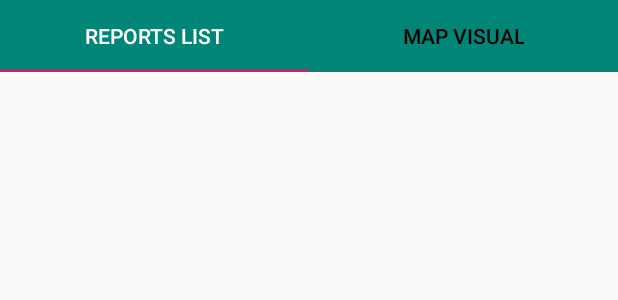
After one commit to cvchavez2/IRES10, an Android app: the layout activity_reports_view_main.xml on its own in the app's theme, with its tools: preview values and no code run, on a phone screen of 412 x 824 dp. The commit adds this screen. Shown: the top 300 px of the screen. Run offline under Robolectric (Android 15) with nearby library versions, the phone set to English and light mode, and no system bars; network calls fail.

Commit message:
added TabLayout to display a list view and a map

```diff
--- a/app/build.gradle
+++ b/app/build.gradle
@@ -22,6 +22,8 @@ dependencies {
     implementation fileTree(include: ['*.jar'], dir: 'libs')
     implementation 'com.android.support:appcompat-v7:28.0.0'
     implementation 'com.android.support.constraint:constraint-layout:1.1.3'
+    implementation 'com.android.support:design:28.0.0'
+    implementation 'com.android.support:support-v4:28.0.0'
     testImplementation 'junit:junit:4.12'
     androidTestImplementation 'com.android.support.test:runner:1.0.2'
     androidTestImplementation 'com.android.support.test.espresso:espresso-core:3.0.2'
--- a/app/src/main/AndroidManifest.xml
+++ b/app/src/main/AndroidManifest.xml
@@ -14,8 +14,9 @@
         android:supportsRtl="true"
         android:theme="@style/AppTheme"
         android:usesCleartextTraffic="true">
-        <activity android:name=".ViewMap"></activity>
-        <activity android:name=".ViewReports" />
+        <activity android:name=".ReportsViewMain"></activity>
+        <!--<activity android:name=".ViewMap" />-->
+        <!--<activity android:name=".ViewReports" />-->
         <activity android:name=".DoReport" />
         <activity android:name=".MainActivity">
             <intent-filter>
--- a/app/src/main/java/edu/utep/cs/cs4330/ires10/DoReport.java
+++ b/app/src/main/java/edu/utep/cs/cs4330/ires10/DoReport.java
@@ -87,7 +87,7 @@ public class DoReport extends AppCompatActivity implements AdapterView.OnItemSel
 //                startActivity(new Intent(this, Help.class));
                 return true;
             case R.id.viewReports:
-                startActivity(new Intent(this, ViewReports.class));
+                startActivity(new Intent(this, ReportsViewMain.class));
             default:
                 return super.onOptionsItemSelected(item);
         }
--- a/app/src/main/java/edu/utep/cs/cs4330/ires10/MyAsyncTask.java
+++ b/app/src/main/java/edu/utep/cs/cs4330/ires10/MyAsyncTask.java
@@ -25,16 +25,16 @@ public class MyAsyncTask extends AsyncTask<Object,String,String> {
                 postDataParams.put("longitude", params[2]);
                 postDataParams.put("timestamp", params[3]);
 
-                return HTTPHandler.sendPost("http://172.19.157.12:3000/alert", postDataParams);
+                return HTTPHandler.sendPost("http://172.19.156.15:3000/alert", postDataParams);
             }
             else if(params[0].equals("GET")){
                 //GET Request
-                return data = HTTPHandler.sendGet("http://172.19.157.12:3000/infrastructure");
+                return data = HTTPHandler.sendGet("http://172.19.156.15:3000/infrastructure");
             }
             else {
                 // POST Request for all other type of reports
                 JSONObject postDataParams = putInJSON(params);
-                return HTTPHandler.sendPost("http://172.19.157.12:3000/"+params[0], postDataParams);
+                return HTTPHandler.sendPost("http://172.19.156.15:3000/"+params[0], postDataParams);
             }
         } catch (Exception e) {
             return new String("Exception: " + e.getMessage());
--- /dev/null
+++ b/app/src/main/res/layout/activity_reports_view_main.xml
@@ -0,0 +1,37 @@
+<?xml version="1.0" encoding="utf-8"?>
+<LinearLayout xmlns:android="http://schemas.android.com/apk/res/android"
+    xmlns:app="http://schemas.android.com/apk/res-auto"
+    xmlns:tools="http://schemas.android.com/tools"
+    android:layout_width="match_parent"
+    android:layout_height="match_parent"
+    android:orientation="vertical"
+    tools:context=".ReportsViewMain">
+
+    <android.support.design.widget.TabLayout
+        android:id="@+id/tablayout"
+        android:layout_width="match_parent"
+        android:layout_height="wrap_content"
+        android:background="@color/colorPrimary"
+        app:tabSelectedTextColor="@android:color/white"
+        app:tabTextColor="@android:color/black">
+
+        <android.support.design.widget.TabItem
+            android:id="@+id/tabList"
+            android:layout_width="wrap_content"
+            android:layout_height="wrap_content"
+            android:text="Reports List" />
+
+        <android.support.design.widget.TabItem
+            android:id="@+id/tabMap"
+            android:layout_width="wrap_content"
+            android:layout_height="wrap_content"
+            android:text="Map Visual" />
+
+    </android.support.design.widget.TabLayout>
+
+    <android.support.v4.view.ViewPager
+        android:id="@+id/viewPager"
+        android:layout_width="match_parent"
+        android:layout_height="wrap_content" />
+
+</LinearLayout>
--- a/app/src/main/res/menu/my_options_menu.xml
+++ b/app/src/main/res/menu/my_options_menu.xml
@@ -4,8 +4,8 @@
     <item android:id="@+id/viewReports"
         android:title="View Reports" />
 
-    <item android:id="@+id/viewReportsMap"
-        android:title="View Map" />
+    <!--<item android:id="@+id/viewReportsMap"-->
+        <!--android:title="View Map" />-->
 
     <item android:id="@+id/about"
         android:title="About" />
--- /dev/null
+++ b/app/src/main/res/values/refs.xml
@@ -0,0 +1,2 @@
+<?xml version="1.0" encoding="utf-8"?>
+<resources></resources>
```
Also changed, not shown: app/src/main/java/edu/utep/cs/cs4330/ires10/MainActivity.java (+5 -5 lines), app/src/main/java/edu/utep/cs/cs4330/ires10/MapFragment.java (added, +36 -0 lines), app/src/main/java/edu/utep/cs/cs4330/ires10/PageAdapter.java (added, +32 -0 lines), app/src/main/java/edu/utep/cs/cs4330/ires10/ReportListFragment.java (added, +133 -0 lines), app/src/main/java/edu/utep/cs/cs4330/ires10/ReportsViewMain.java (added, +49 -0 lines), app/src/main/java/edu/utep/cs/cs4330/ires10/ViewMap.java (+22 -21 lines), app/src/main/java/edu/utep/cs/cs4330/ires10/ViewReports.java (+126 -126 lines), app/src/main/res/layout/fragment_map.xml (added, +15 -0 lines), app/src/main/res/layout/fragment_report_list.xml (added, +14 -0 lines).
